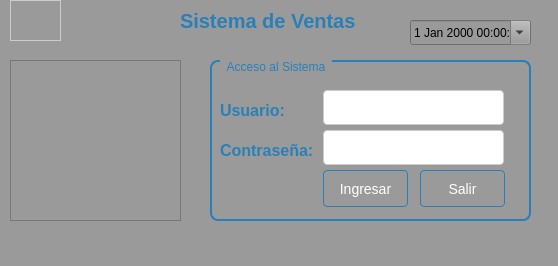
Above: Sistema de ventas/ui/FrmLogin.ui from CodeDrTech/DevelopPython before the change. Below: the same form after it.
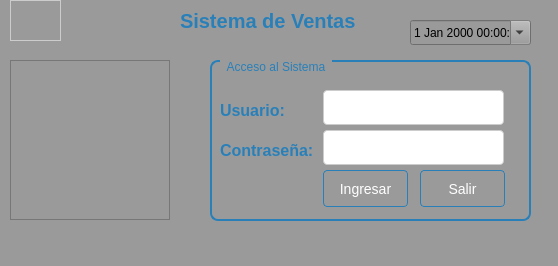
That is the form after the change.

```diff
--- a/Sistema de ventas/ui/FrmLogin.ui
+++ b/Sistema de ventas/ui/FrmLogin.ui
@@ -66,8 +66,8 @@
      <rect>
       <x>10</x>
       <y>60</y>
-      <width>171</width>
-      <height>161</height>
+      <width>160</width>
+      <height>160</height>
      </rect>
     </property>
    </widget>
```
